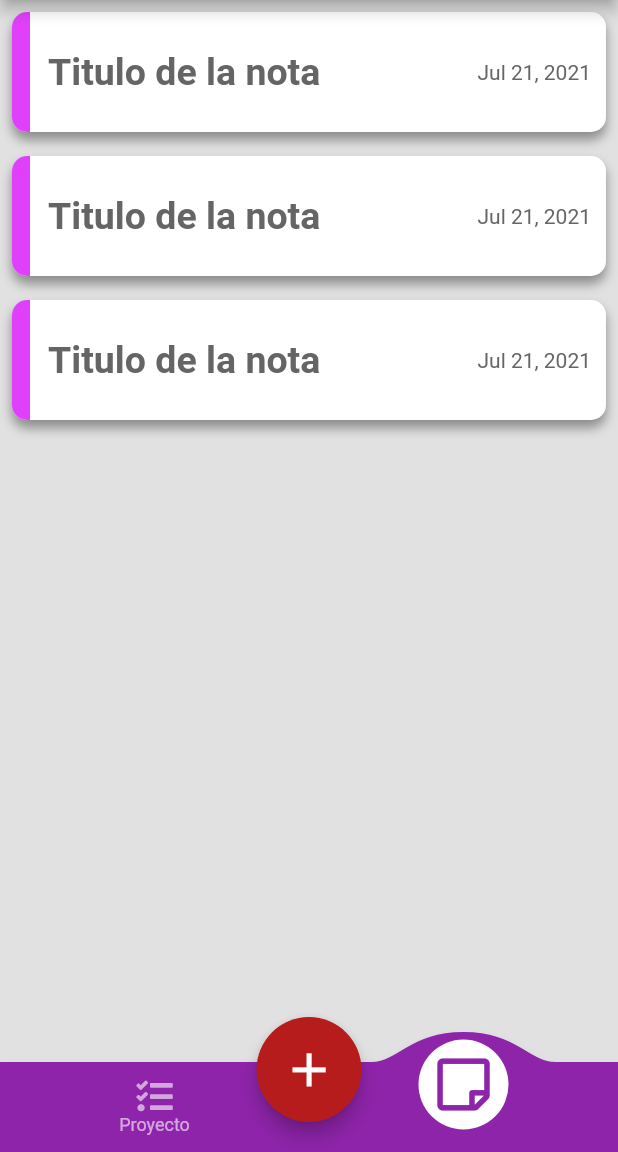
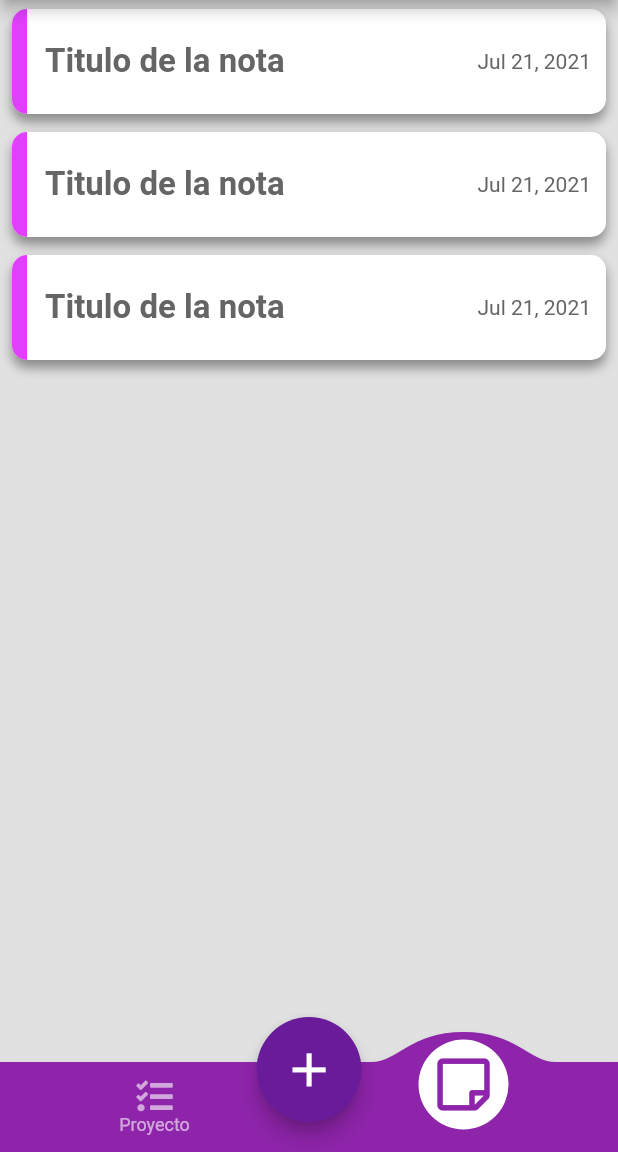
Before and after one commit to Naitsab43/uProject, a Flutter app: the NotesScreen screen opened by its route, item 2 of the bottom bar chosen, on a phone screen of 412 x 824 dp, the part 84-1236 px from its top. Run offline on Flutter 3.47's test engine with Material 2 defaults, Android fonts, the phone set to English and light mode, and no system bars; drawn by our look-alikes of convex_bottom_bar; our stand-ins replace font_awesome_flutter.

Commit message:
Refactor: Refactor of notes screen, the widgets was too big

```diff
--- a/lib/main.dart
+++ b/lib/main.dart
@@ -15,7 +15,7 @@ class MyApp extends StatelessWidget {
     return MaterialApp(
       debugShowCheckedModeBanner: false,
       title: 'uProject',
-      initialRoute: "home",
+      initialRoute: "project",
       routes: {
         "home": (_) => HomeScreen(),
         "project": (_) => ProjectScreen(),
--- a/lib/screens/note_screen.dart
+++ b/lib/screens/note_screen.dart
@@ -15,7 +15,7 @@ class NoteScreen extends StatelessWidget {
         actions: [
 
           IconButton(
-            icon: Icon(FontAwesomeIcons.edit),
+            icon: Icon(FontAwesomeIcons.edit, size: 20,),
             onPressed: (){},
           ),
 
--- a/lib/screens/notes_screen.dart
+++ b/lib/screens/notes_screen.dart
@@ -17,7 +17,7 @@ class NotesScreen extends StatelessWidget {
       body: _ListOfNotes(),
       backgroundColor: Color.fromRGBO(225, 225, 225, 1),
       bottomNavigationBar: CustomNavigationBar(),
-      floatingActionButton: CustomFloatingButton(color: Colors.red[900]),
+      floatingActionButton: CustomFloatingButton(),
       floatingActionButtonLocation: FloatingActionButtonLocation.centerDocked,
     );
   }
@@ -45,15 +45,15 @@ class _NotesItem extends StatelessWidget {
   Widget build(BuildContext context) {
     return GestureDetector(
       child: Container(
-        margin: EdgeInsets.symmetric(horizontal: 8, vertical: 8),
+        margin: EdgeInsets.symmetric(horizontal: 8, vertical: 6),
         width: 100,
-        height: 80,
+        height: 70,
         decoration: _createDecoration(),
         child: Row(
           children: [
 
             Container(
-              width: 12,
+              width: 10,
               height: 80,
               decoration: BoxDecoration(
                 borderRadius: BorderRadius.only(topLeft: Radius.circular(10), bottomLeft: Radius.circular(10)),
@@ -63,7 +63,7 @@ class _NotesItem extends StatelessWidget {
 
             SizedBox(width: 12,),
 
-            Text("Titulo de la nota", style: TextStyle(color: Color.fromRGBO(101, 101, 101, 1),fontSize: 25, fontWeight: FontWeight.bold), maxLines: 1,),
+            Text("Titulo de la nota", style: TextStyle(color: Color.fromRGBO(101, 101, 101, 1),fontSize: 22, fontWeight: FontWeight.bold), maxLines: 1,),
 
             Expanded(child: Container()),
 
--- a/lib/screens/project_screen.dart
+++ b/lib/screens/project_screen.dart
@@ -76,7 +76,7 @@ class _TodoItem extends StatelessWidget {
   @override
   Widget build(BuildContext context) {
     return Container(
-      margin: EdgeInsets.symmetric(horizontal: 8, vertical: 8),
+      margin: EdgeInsets.symmetric(horizontal: 8, vertical: 6),
       width: 100,
       height: 70,
       decoration: _createDecoration(),
```
Also changed, not shown: lib/screens/task_screen.dart (+6 -6 lines), 1 other file.
